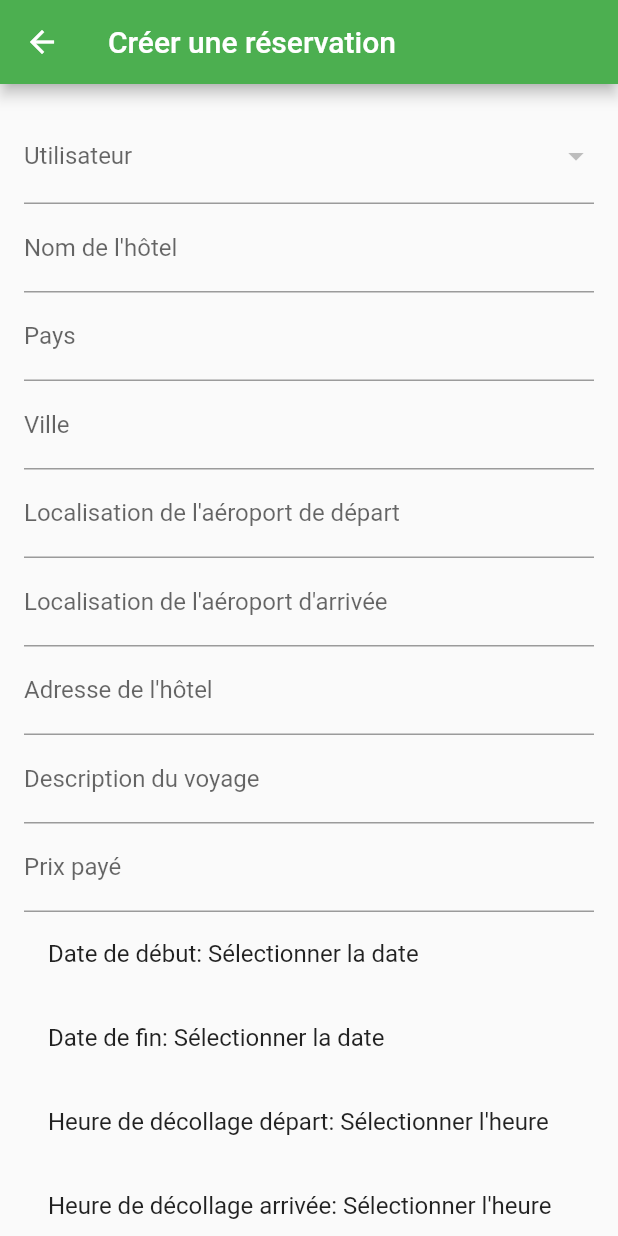
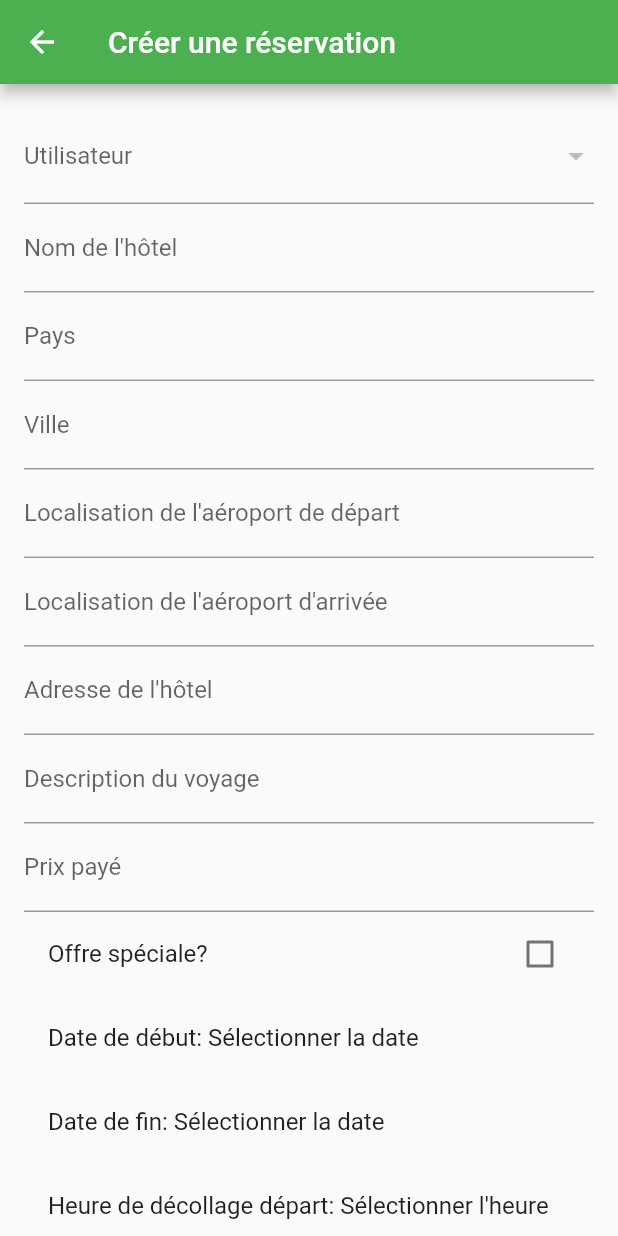
Before and after one commit to MauroHEG/CHARTER_SA, a Flutter app: the ReservationFormPage screen opened directly, on a phone screen of 412 x 824 dp. Run offline on Flutter 3.47's test engine with Material 2 defaults, Android fonts, the phone set to English and light mode, and no system bars; our stand-ins replace carousel_slider, cloud_firestore, file_picker, firebase_auth, firebase_core, firebase_messaging and 5 more; missing offline and left inert: dart:html, flutter_pdfview, image_picker_web, mime_type; accounts and stored records are empty.

Commit message:
màj res

```diff
--- a/lib/web_admin/screens/reservation_form_page.dart
+++ b/lib/web_admin/screens/reservation_form_page.dart
@@ -15,6 +15,15 @@ class ReservationFormPage extends StatefulWidget {
 
 class _ReservationFormPageState extends State<ReservationFormPage> {
   final GlobalKey<FormState> _formKey = GlobalKey<FormState>();
+  TextEditingController _descriptionVoyageController = TextEditingController();
+  TextEditingController _prixPayeController = TextEditingController();
+
+  @override
+  void dispose() {
+    _descriptionVoyageController.dispose();
+    _prixPayeController.dispose();
+    super.dispose();
+  }
 
   @override
   void initState() {
@@ -38,6 +47,10 @@ class _ReservationFormPageState extends State<ReservationFormPage> {
           DateTime.parse(widget.reservationData!['heureDecollageArrivee']));
       _dateDebut = widget.reservationData!['dateDebut'].toDate();
       _dateFin = widget.reservationData!['dateFin'].toDate();
+      _isOffer = widget.reservationData!['isOffer']; // Ajouté
+
+      _descriptionVoyageController.text = _descriptionVoyage!;
+      _prixPayeController.text = _prixPaye.toString();
     }
   }
 
@@ -55,6 +68,8 @@ class _ReservationFormPageState extends State<ReservationFormPage> {
   double? _prixPaye;
   TimeOfDay? _heureDecollageDepart;
   TimeOfDay? _heureDecollageArrivee;
+  bool _isOffer = false; // Ajouté
+  String? _selectedOffer;
 
   @override
   Widget build(BuildContext context) {
@@ -103,6 +118,7 @@ class _ReservationFormPageState extends State<ReservationFormPage> {
                       );
                     },
                   ),
+
                   // Les autres champs du formulaire
                   TextFormField(
                     decoration:
@@ -133,14 +149,77 @@ class _ReservationFormPageState extends State<ReservationFormPage> {
                     onChanged: (value) => _adresseHotel = value,
                   ),
                   TextFormField(
+                    controller: _descriptionVoyageController,
                     decoration: const InputDecoration(
                         labelText: "Description du voyage"),
                     onChanged: (value) => _descriptionVoyage = value,
                   ),
                   TextFormField(
+                    controller: _prixPayeController,
                     decoration: const InputDecoration(labelText: "Prix payé"),
                     keyboardType: TextInputType.number,
                     onChanged: (value) => _prixPaye = double.parse(value),
+                  ),
+                  CheckboxListTile(
+                    title: const Text('Offre spéciale?'),
+                    value: _isOffer,
+                    onChanged: (bool? value) {
+                      setState(() {
+                        _isOffer = value!;
+                      });
+                    },
+                  ),
+                  // Ajoutez ici le FutureBuilder pour le champ Offre Spéciale
+                  FutureBuilder<QuerySnapshot>(
+                    future:
+                        FirebaseFirestore.instance.collection('offres').get(),
+                    builder: (BuildContext context,
+                        AsyncSnapshot<QuerySnapshot> snapshot) {
+                      if (snapshot.connectionState == ConnectionState.waiting) {
+                        return const CircularProgressIndicator();
+                      }
+
+                      List<DropdownMenuItem<String>> offerList =
+                          snapshot.data!.docs.map((DocumentSnapshot document) {
+                        return DropdownMenuItem<String>(
+                          value: document.id,
+                          child: Text(document['titre']),
+                        );
+                      }).toList();
+
+                      return Visibility(
+                        visible: _isOffer ?? false,
+                        child: DropdownButtonFormField<String>(
+                          decoration: const InputDecoration(
+                              labelText: 'Offre Spéciale'),
+                          items: offerList,
+                          onChanged: (String? value) {
+                            setState(() {
+                              _selectedOffer = value;
+
+                              // Récupère l'offre sélectionnée
+                              DocumentSnapshot selectedOfferDoc =
+                                  snapshot.data!.docs.firstWhere(
+                                      (doc) => doc.id == _selectedOffer);
+
+                              // Met à jour les champs avec les informations de l'offre sélectionnée
+                              _prixPaye = selectedOfferDoc['prix'];
+                              _dateDebut =
+                                  selectedOfferDoc['dateDebut'].toDate();
+                              _dateFin = selectedOfferDoc['dateFin'].toDate();
+                              _descriptionVoyage =
+                                  selectedOfferDoc['description'];
+
+                              // Met à jour les TextEditingController avec les nouvelles valeurs
+                              _descriptionVoyageController.text =
+                                  _descriptionVoyage!;
+                              _prixPayeController.text = _prixPaye.toString();
+                            });
+                          },
+                          value: _selectedOffer,
+                        ),
+                      );
+                    },
                   ),
                   // Date de début
                   ListTile(
@@ -181,7 +260,7 @@ class _ReservationFormPageState extends State<ReservationFormPage> {
                   // Heure de décollage départ
                   ListTile(
                     title: Text(
-                        "Heure de décollage départ: ${_heureDecollageDepart?.format(context) ?? 'Sélectionner l\'heure'}"),
+                        "Heure de décollage départ: ${_heureDecollageDepart != null ? _heureDecollageDepart!.format(context) : 'Sélectionner l\'heure'}"),
                     onTap: () async {
                       TimeOfDay? heureSelectionnee = await showTimePicker(
                         context: context,
@@ -197,7 +276,7 @@ class _ReservationFormPageState extends State<ReservationFormPage> {
                   // Heure de décollage arrivée
                   ListTile(
                     title: Text(
-                        "Heure de décollage arrivée: ${_heureDecollageArrivee?.format(context) ?? 'Sélectionner l\'heure'}"),
+                        "Heure de décollage arrivée: ${_heureDecollageArrivee != null ? _heureDecollageArrivee!.format(context) : 'Sélectionner l\'heure'}"),
                     onTap: () async {
                       TimeOfDay? heureSelectionnee = await showTimePicker(
                         context: context,
@@ -210,15 +289,18 @@ class _ReservationFormPageState extends State<ReservationFormPage> {
                       }
                     },
                   ),
-                  const SizedBox(height: 16),
-                  // Bouton de création de réservation
-                  SizedBox(
-                    width: double.infinity,
+                  // Bouton pour soumettre le formulaire
+                  Padding(
+                    padding: const EdgeInsets.symmetric(vertical: 16.0),
                     child: ElevatedButton(
                       onPressed: () {
                         if (_formKey.currentState!.validate()) {
-                          // Créez un objet Map contenant les données de la réservation
-                          Map<String, dynamic> reservationData = {
+                          // Si le formulaire est valide, affiche un Snackbar
+                          ScaffoldMessenger.of(context).showSnackBar(
+                              const SnackBar(
+                                  content: Text('Traitement des données')));
+
+                          Map<String, dynamic> data = {
                             'utilisateur': _selectedUser,
                             'nomHotel': _nomHotel,
                             'nomPays': _nomPays,
@@ -229,57 +311,31 @@ class _ReservationFormPageState extends State<ReservationFormPage> {
                                 _localisationAeroportArrivee,
                             'adresseHotel': _adresseHotel,
                             'descriptionVoyage': _descriptionVoyage,
+                            'prixPaye': _prixPaye,
+                            'heureDecollageDepart':
+                                _heureDecollageDepart!.format(context),
+                            'heureDecollageArrivee':
+                                _heureDecollageArrivee!.format(context),
                             'dateDebut': _dateDebut,
                             'dateFin': _dateFin,
-                            'prixPaye': _prixPaye,
-                            'heureDecollageDepart':
-                                _heureDecollageDepart?.format(context),
-                            'heureDecollageArrivee':
-                                _heureDecollageArrivee?.format(context),
+                            'isOffer': _isOffer, // Ajouté
                           };
 
-                          // Ajouter la réservation à la collection "reservations" de Firebase
-                          FirebaseFirestore.instance
-                              .collection('reservations')
-                              .add(reservationData)
-                              .then((value) {
-                            // Ajouter la réservation à la sous-collection "reservations" de l'utilisateur
+                          if (widget.isEditMode) {
                             FirebaseFirestore.instance
-                                .collection('utilisateurs')
-                                .doc(_selectedUser)
                                 .collection('reservations')
-                                .doc(value.id)
-                                .set(reservationData)
-                                .then((value) {
-                              ScaffoldMessenger.of(context).showSnackBar(
-                                const SnackBar(
-                                  content: Text('Réservation créée'),
-                                ),
-                              );
-                              Navigator.pop(context);
-                            }).catchError((error) {
-                              ScaffoldMessenger.of(context).showSnackBar(
-                                SnackBar(
-                                  content: Text('Erreur: $error'),
-                                ),
-                              );
-                            });
-                          }).catchError((error) {
-                            ScaffoldMessenger.of(context).showSnackBar(
-                              SnackBar(
-                                content: Text('Erreur: $error'),
-                              ),
-                            );
-                          });
+                                .doc(widget.reservationData!['id'])
+                                .update(data);
+                          } else {
+                            FirebaseFirestore.instance
+                                .collection('reservations')
+                                .add(data);
+                          }
+
+                          Navigator.pop(context);
                         }
                       },
-                      style: ElevatedButton.styleFrom(
-                        padding: const EdgeInsets.all(16),
-                      ),
-                      child: const Text(
-                        'Créer la réservation',
-                        style: TextStyle(fontSize: 18),
-                      ),
+                      child: const Text('Soumettre'),
                     ),
                   ),
                 ],
```
